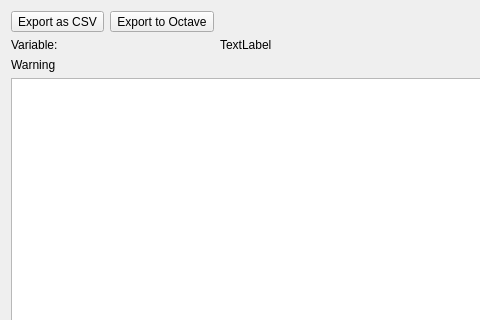
The window that uiElements/wnddatatable.ui (ARIA-Sensing-srl/ARIA_RDK) describes before a commit, drawn with Qt 5; both pictures show x 0 to 480 and y 0 to 320 of the 590 by 433 pixel window.
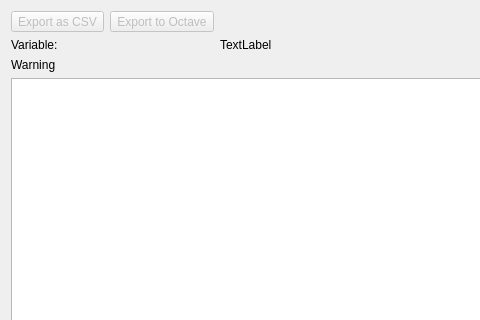
The same window after the commit.

The edit to the form file:
```diff
--- a/uiElements/wnddatatable.ui
+++ b/uiElements/wnddatatable.ui
@@ -23,6 +23,9 @@
    </item>
    <item row="0" column="0">
     <widget class="QToolButton" name="tbExportCSV">
+     <property name="enabled">
+      <bool>false</bool>
+     </property>
      <property name="text">
       <string>Export as CSV</string>
      </property>
@@ -47,6 +50,9 @@
    </item>
    <item row="0" column="1">
     <widget class="QToolButton" name="tbExportOctave">
+     <property name="enabled">
+      <bool>false</bool>
+     </property>
      <property name="text">
       <string>Export to Octave</string>
      </property>
```
